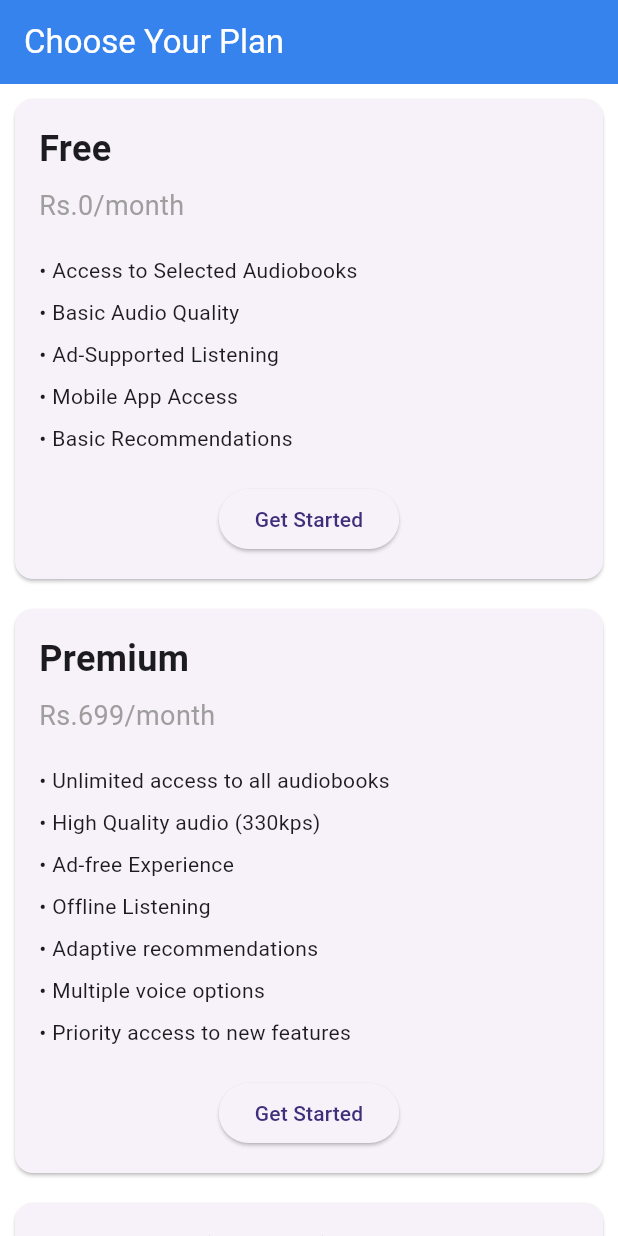
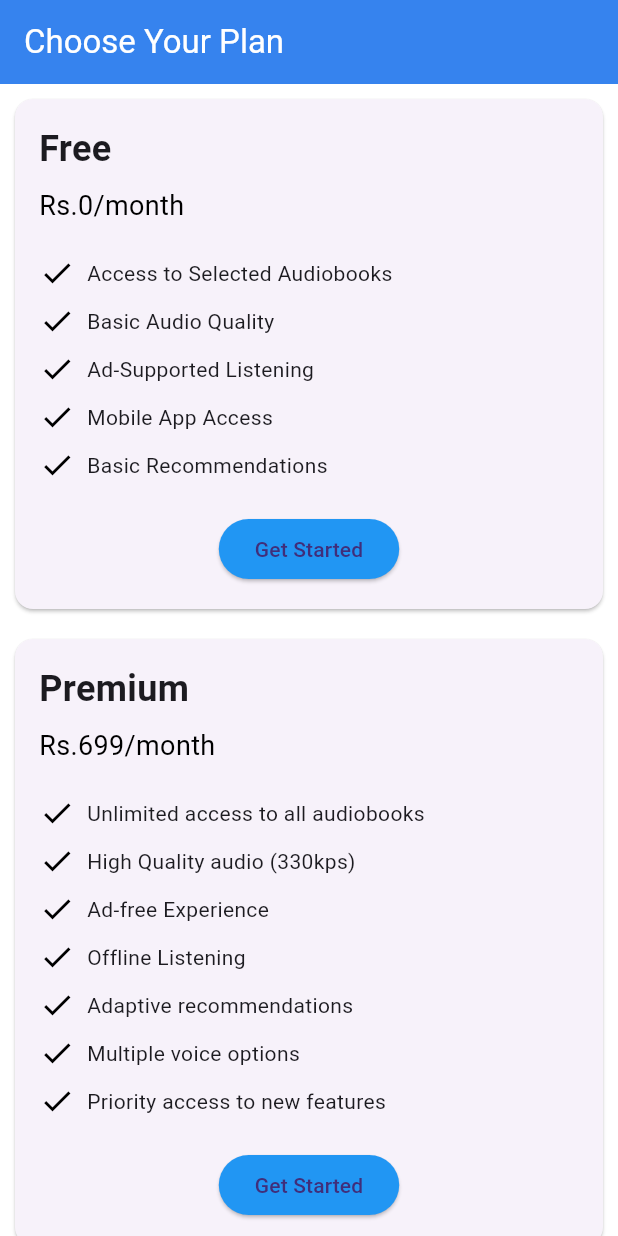
Before and after one commit to savinuonline/narratra, a Flutter app: the SubscriptionPage screen opened directly, on a phone screen of 412 x 824 dp. Run offline on Flutter 3.47's test engine with Material 3 defaults, Android fonts, the phone set to English and light mode, and no system bars; our stand-ins replace cloud_firestore, firebase_auth, firebase_core, firebase_dynamic_links, firebase_messaging, firebase_storage and 11 more; missing offline and left inert: audio_session; accounts and stored records are empty.

Commit message:
Change the color of the 'Get Started' button

```diff
--- a/lib/pages/subscription.dart
+++ b/lib/pages/subscription.dart
@@ -88,12 +88,18 @@
             SizedBox(height: 8),
             Text(
               price,
-              style: TextStyle(fontSize: 18, color: Colors.grey),
+              style: TextStyle(fontSize: 18, color: const Color.fromARGB(255, 0, 0, 0)),
             ),
             SizedBox(height: 16),
             ...features.map((feature) => Padding(
               padding: EdgeInsets.symmetric(vertical: 4),
-              child: Text('• $feature'),
+              child: Row(
+                children: [
+                  Icon(Icons.check, color: const Color.fromARGB(255, 0, 0, 0)),
+                  SizedBox(width: 8),
+                  Text(feature),
+                ],
+              ),
             )).toList(),
             SizedBox(height: 16),
             Center(
@@ -101,6 +107,9 @@
                 onPressed: () {
                   // Handle the get started button press
                 },
+                style: ElevatedButton.styleFrom(
+                  backgroundColor: Colors.blue,
+                ),
                 child: Text('Get Started'),
               ),
             ),
```
